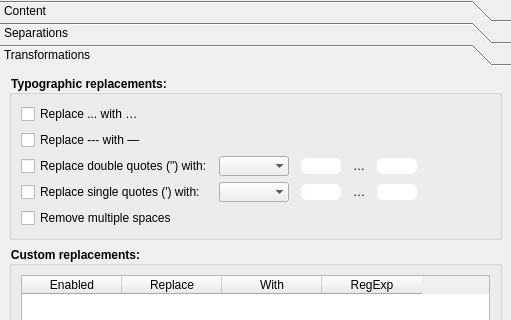
Above: manuskript/ui/exporters/manuskript/plainTextSettings_ui.ui from olivierkes/manuskript before the change; both pictures show x 0 to 511 and y 0 to 320 of the 511 by 626 pixel window. Below: the same form after it.
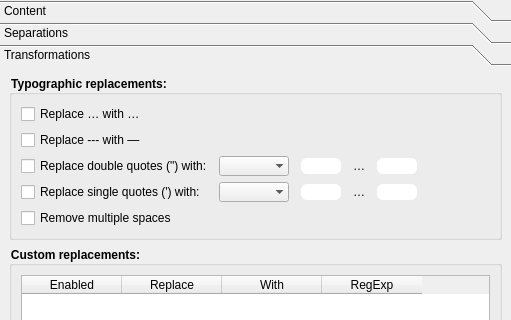
That is the form after the change. Icons and pictures are not drawn. Custom widgets are drawn as their Qt base class.

Commit message: typo ellipsis, added

```diff
--- a/manuskript/ui/exporters/manuskript/plainTextSettings_ui.ui
+++ b/manuskript/ui/exporters/manuskript/plainTextSettings_ui.ui
@@ -785,7 +785,7 @@
           <item row="0" column="0">
            <widget class="QCheckBox" name="chkTransEllipse">
             <property name="text">
-             <string>Replace ... with …</string>
+             <string>Replace … with …</string>
             </property>
            </widget>
           </item>
```
